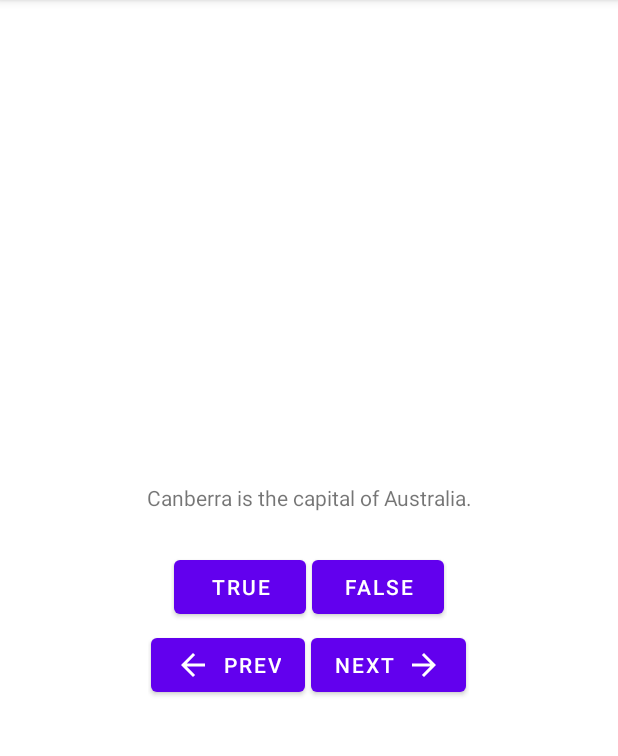
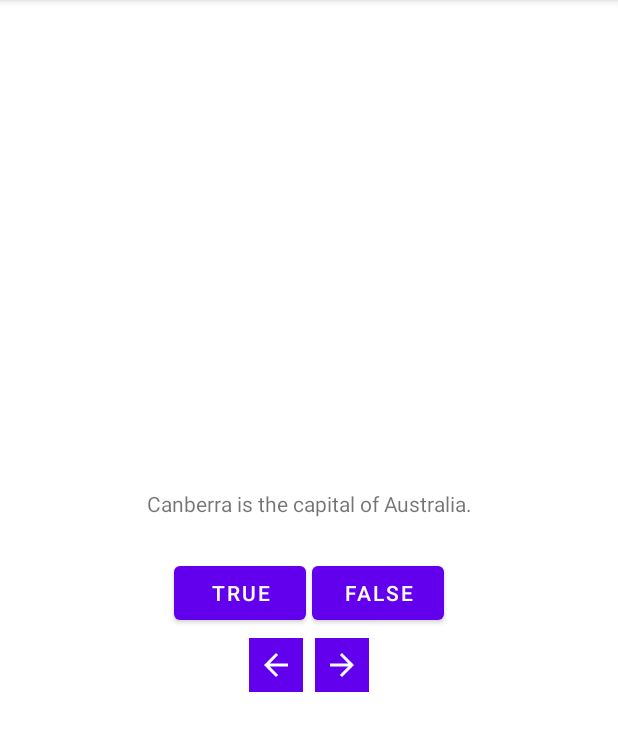
Before and after one commit to SergeyNacc/GeoQuiz, an Android app: the screen it shows after launch (MainActivity), on a phone screen of 412 x 824 dp, the part 84-840 px from its top. Run offline under Robolectric (Android 15) with nearby library versions, the phone set to English and light mode, and no system bars; 4 statements that could not run were skipped.

Commit message:
exercises. to ImageButton from Button

```diff
--- a/app/src/main/res/layout/activity_main.xml
+++ b/app/src/main/res/layout/activity_main.xml
@@ -40,24 +40,25 @@
         android:layout_height="wrap_content"
         android:orientation="horizontal">
 
-        <Button
+        <ImageButton
             android:id="@+id/prev_button"
             android:layout_width="wrap_content"
             android:layout_height="wrap_content"
-            android:text="@string/prev_button"
-            android:drawableLeft="@drawable/ic_baseline_arrow_back_24"
-            android:drawablePadding="4dp"
-            android:layout_margin="2dp"/>
+            android:src="@drawable/ic_baseline_arrow_back_24"
+            android:contentDescription="@string/prev_button"
+            android:background="@color/purple_500"
+            android:layout_margin="4dp"
+            android:padding="6dp" />
 
-        <Button
+        <ImageButton
             android:id="@+id/next_button"
             android:layout_width="wrap_content"
             android:layout_height="wrap_content"
-            android:text="@string/next_button"
-            android:drawableEnd="@drawable/ic_baseline_arrow_forward_24"
-            android:drawablePadding="4dp"
-            android:layout_margin="2dp"/>
-
+            android:contentDescription="@string/next_button"
+            android:src="@drawable/ic_baseline_arrow_forward_24"
+            android:background="@color/purple_500"
+            android:layout_margin="4dp"
+            android:padding="6dp" />
 
     </LinearLayout>
 
```
